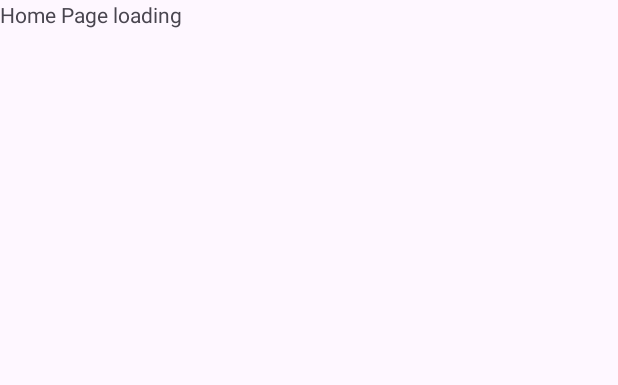
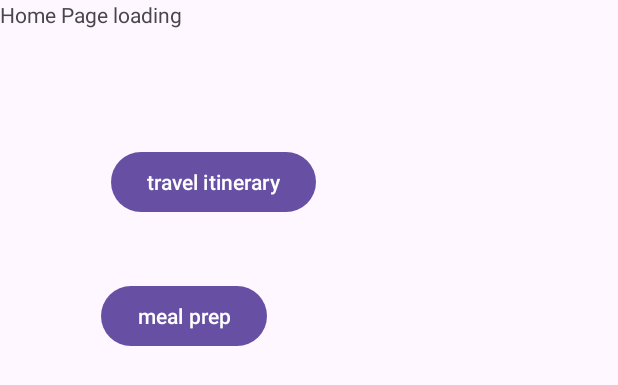
Before and after one commit to Luca-Rausa/SC-Project, an Android app: the layout home.xml on its own in the app's theme, with its tools: preview values and no code run, on a phone screen of 412 x 824 dp. Shown: the top 385 px of the screen. Run offline under Robolectric (Android 15) with nearby library versions, the phone set to English and light mode, and no system bars; Roboto replaces fonts that are not available here.

Commit message:
meal planning dates

```diff
--- a/app/src/main/res/layout/home.xml
+++ b/app/src/main/res/layout/home.xml
@@ -1,5 +1,6 @@
 <?xml version="1.0" encoding="utf-8"?>
 <androidx.constraintlayout.widget.ConstraintLayout xmlns:android="http://schemas.android.com/apk/res/android"
+    xmlns:app="http://schemas.android.com/apk/res-auto"
     xmlns:tools="http://schemas.android.com/tools"
     android:layout_width="match_parent"
     android:layout_height="match_parent">
@@ -11,4 +12,24 @@
         android:text="Home Page loading"
         tools:layout_editor_absoluteX="81dp"
         tools:layout_editor_absoluteY="140dp" />
+
+    <Button
+        android:id="@+id/button"
+        android:layout_width="wrap_content"
+        android:layout_height="wrap_content"
+        android:layout_marginStart="67dp"
+        android:layout_marginTop="167dp"
+        android:text="meal prep"
+        app:layout_constraintStart_toStartOf="parent"
+        app:layout_constraintTop_toBottomOf="@+id/textView" />
+
+    <Button
+        android:id="@+id/button6"
+        android:layout_width="wrap_content"
+        android:layout_height="wrap_content"
+        android:layout_marginStart="74dp"
+        android:layout_marginTop="78dp"
+        android:text="travel itinerary"
+        app:layout_constraintStart_toStartOf="parent"
+        app:layout_constraintTop_toBottomOf="@+id/textView" />
 </androidx.constraintlayout.widget.ConstraintLayout>
```
Also changed, not shown: app/src/main/AndroidManifest.xml (+7 -0 lines), app/src/main/java/com/example/myapplication4/Home.java (+28 -1 lines), app/src/main/java/com/example/myapplication4/MealPlanning.java (+45 -34 lines).
